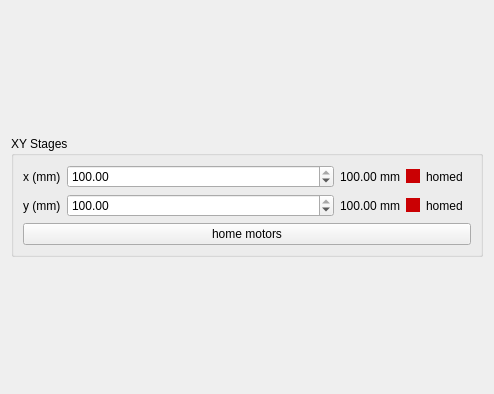
baukekooger/XY_Measurement, file gui_design/xystage.ui: the form before one commit.
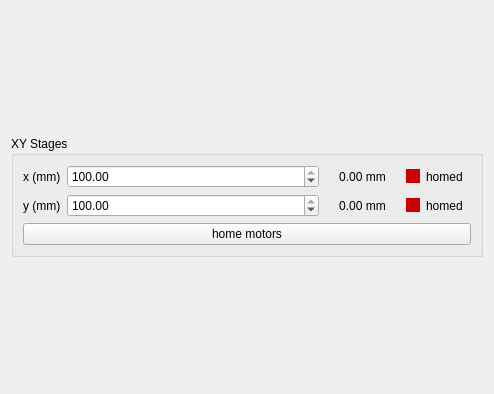
The form after the commit.

Commit message: Added plot titles, removed setting wavelength powermeter in align. Is now set by laser wavelength.

Patch:
```diff
--- a/gui_design/xystage.ui
+++ b/gui_design/xystage.ui
@@ -450,12 +450,15 @@
                 </property>
                 <property name="minimumSize">
                  <size>
-                  <width>55</width>
+                  <width>75</width>
                   <height>0</height>
                  </size>
                 </property>
                 <property name="text">
-                 <string>100.00 mm</string>
+                 <string>0.00 mm</string>
+                </property>
+                <property name="alignment">
+                 <set>Qt::AlignCenter</set>
                 </property>
                </widget>
               </item>
@@ -547,12 +550,15 @@
                 </property>
                 <property name="minimumSize">
                  <size>
-                  <width>55</width>
+                  <width>75</width>
                   <height>0</height>
                  </size>
                 </property>
                 <property name="text">
-                 <string>100.00 mm</string>
+                 <string>0.00 mm</string>
+                </property>
+                <property name="alignment">
+                 <set>Qt::AlignCenter</set>
                 </property>
                </widget>
               </item>
```
Left out of the diff: 12 changed lines with no effect on the pictures. The commit also changes 29 other files.
